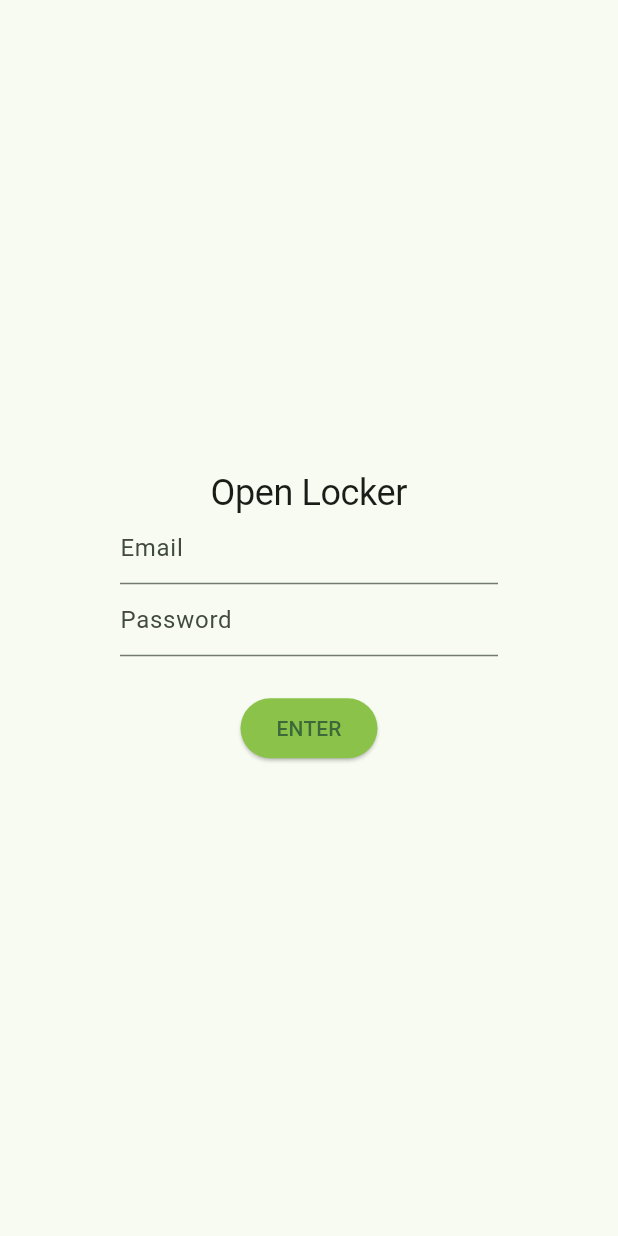
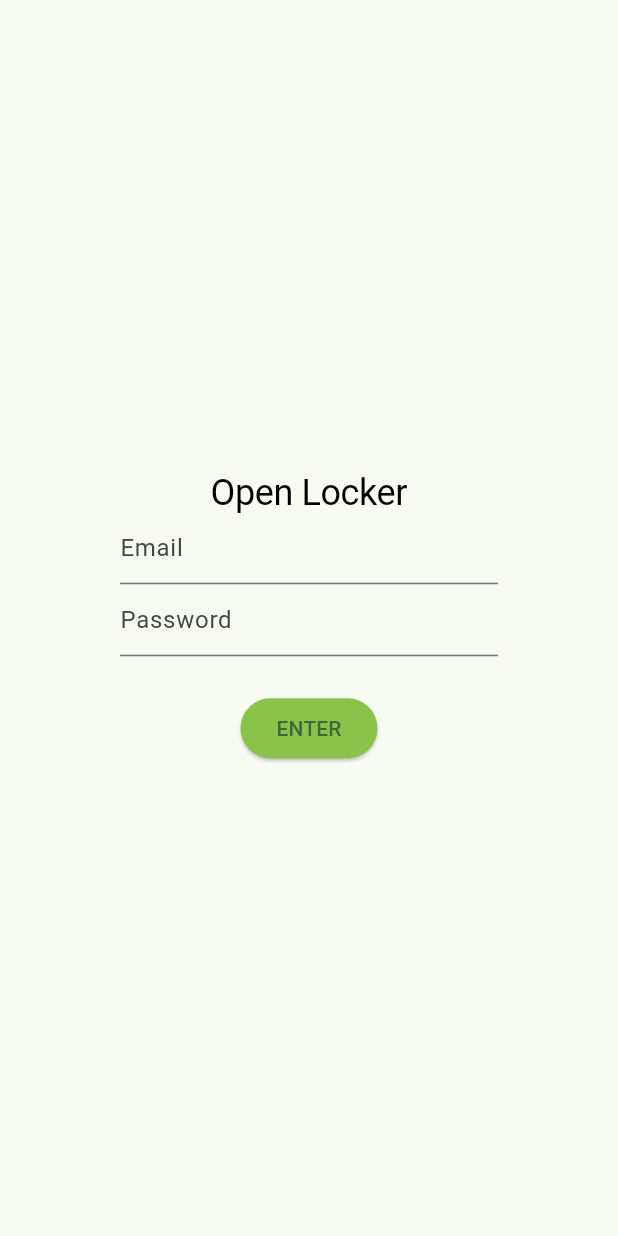
Before and after one commit to ariba1039/Open-Locker, a Flutter app: the screen it shows after launch, on a phone screen of 412 x 824 dp. Run offline on Flutter 3.47's test engine with Material 3 defaults, Android fonts, the light colour scheme and no system bars; our stand-ins replace go_router; missing offline and left inert: openapi_generator_annotations.

Commit message:
update app theme to use black text color for displayLarge

```diff
--- a/locker_app/lib/common/theme.dart
+++ b/locker_app/lib/common/theme.dart
@@ -2,10 +2,10 @@ import 'package:flutter/material.dart';
 
 final appTheme = ThemeData(
   colorSchemeSeed: Colors.green,
-  primaryColor: Colors.green,
   textTheme: const TextTheme(
     displayLarge: TextStyle(
       fontSize: 24,
+      color: Colors.black,
     ),
   ),
 );
```
